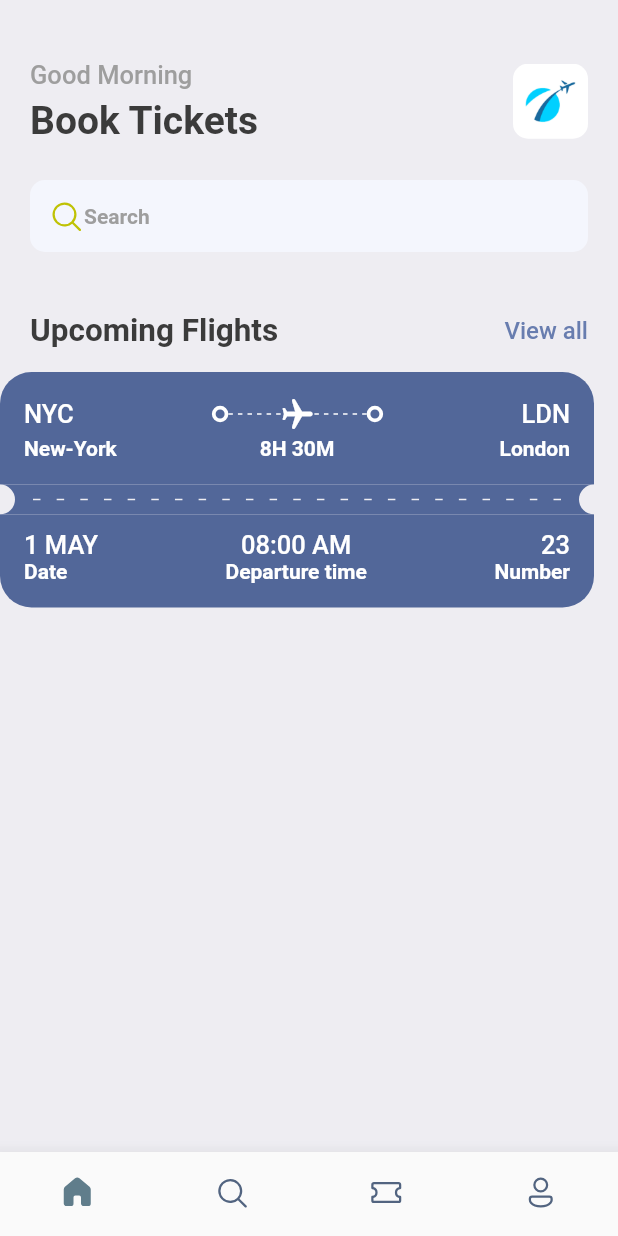
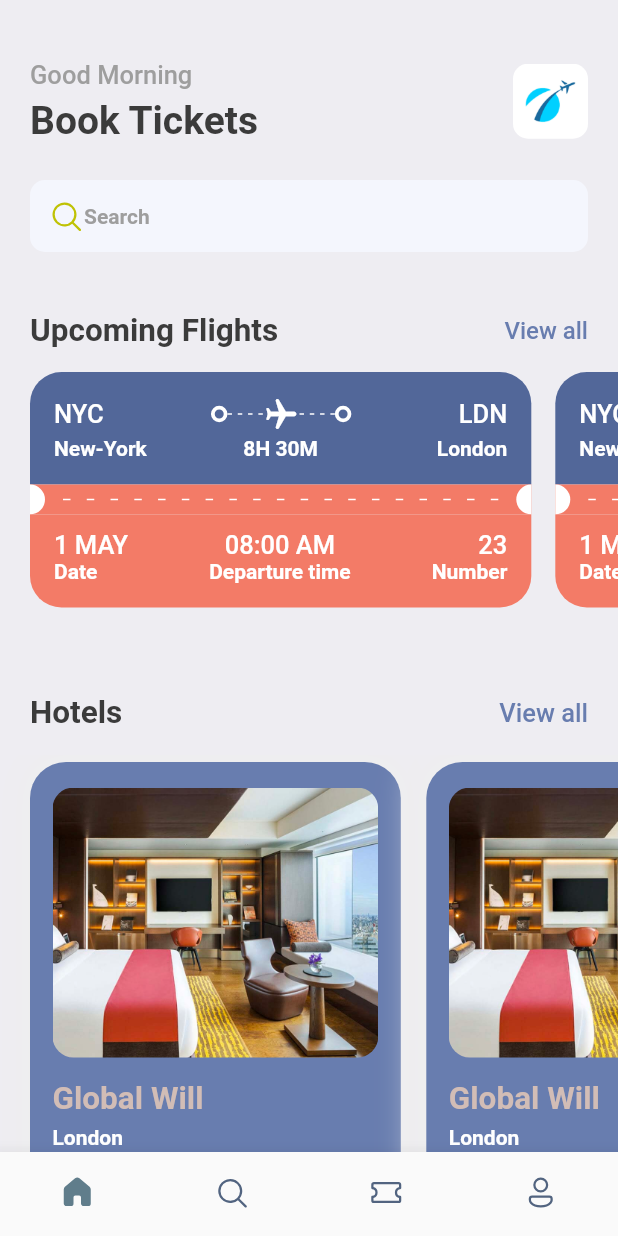
Before and after one commit to tuanvumaihuynh/ticket_booking_app, a Flutter app: the screen it shows after launch, on a phone screen of 412 x 824 dp. Run offline on Flutter 3.47's test engine with Material 2 defaults, Android fonts, the phone set to English and light mode, and no system bars; our stand-ins replace fluentui_icons, gap.

Commit message:
update ticket view, hotel screen, home screen

```diff
--- a/lib/screens/home_screen.dart
+++ b/lib/screens/home_screen.dart
@@ -1,3 +1,4 @@
+import 'package:booking_ticket_app/screens/hotel_screen.dart';
 import 'package:booking_ticket_app/screens/ticket_view.dart';
 import 'package:booking_ticket_app/utils/app_styles.dart';
 import 'package:fluentui_icons/fluentui_icons.dart';
@@ -81,7 +82,7 @@ class _HomeScreenState extends State<HomeScreen> {
                     ),
                     InkWell(
                       onTap: () {
-                        print('You are tapped');
+                        print('View all upcoming flights');
                       },
                       child: Text(
                         'View all',
@@ -95,7 +96,53 @@ class _HomeScreenState extends State<HomeScreen> {
             ),
           ),
           const Gap(15),
-          TicketView(),
+          SingleChildScrollView(
+            scrollDirection: Axis.horizontal,
+            padding: const EdgeInsets.only(left: 20, right: 20),
+            child: Row(
+              children: [
+                TicketView(),
+                TicketView(),
+                TicketView(),
+              ],
+            ),
+          ),
+          const Gap(15),
+          Container(
+            padding: EdgeInsets.symmetric(horizontal: 20),
+            child: Row(
+              mainAxisAlignment: MainAxisAlignment.spaceBetween,
+              children: [
+                Text(
+                  'Hotels',
+                  style: Styles.headLineStyle2,
+                ),
+                InkWell(
+                  onTap: () {
+                    print('View all hotel');
+                  },
+                  child: Text(
+                    'View all',
+                    style: Styles.headLineStyle3
+                        .copyWith(color: Styles.primaryColor),
+                  ),
+                ),
+              ],
+            ),
+          ),
+          const Gap(15),
+          SingleChildScrollView(
+            scrollDirection: Axis.horizontal,
+            padding: EdgeInsets.only(left: 20),
+            child: Row(
+              children: [
+                HotelScreen(),
+                HotelScreen(),
+                HotelScreen(),
+                HotelScreen(),
+              ],
+            ),
+          ),
         ],
       ),
     );
--- /dev/null
+++ b/lib/screens/hotel_screen.dart
@@ -0,0 +1,58 @@
+import 'package:booking_ticket_app/utils/app_layout.dart';
+import 'package:booking_ticket_app/utils/app_styles.dart';
+import 'package:flutter/material.dart';
+import 'package:gap/gap.dart';
+
+class HotelScreen extends StatelessWidget {
+  const HotelScreen({Key? key}) : super(key: key);
+
+  @override
+  Widget build(BuildContext context) {
+    final size = AppLayout.getSize(context);
+
+    return Container(
+      width: size.width * 0.6,
+      height: 350,
+      padding: const EdgeInsets.symmetric(horizontal: 15, vertical: 17),
+      margin: const EdgeInsets.only(right: 17, top: 5, bottom: 20),
+      decoration: BoxDecoration(
+        color: Styles.primaryColor,
+        borderRadius: const BorderRadius.all(Radius.circular(24)),
+        boxShadow: [
+          BoxShadow(
+              color: Colors.grey.shade200, blurRadius: 20, spreadRadius: 5),
+        ],
+      ),
+      child: Column(
+        crossAxisAlignment: CrossAxisAlignment.start,
+        children: [
+          Container(
+            height: 180,
+            decoration: const BoxDecoration(
+              borderRadius: BorderRadius.all(Radius.circular(14)),
+              image: DecorationImage(
+                fit: BoxFit.fitHeight,
+                image: AssetImage('assets/images/one.png'),
+              ),
+            ),
+          ),
+          const Gap(15),
+          Text(
+            'Global Will',
+            style: Styles.headLineStyle2.copyWith(color: Styles.kakiColor),
+          ),
+          const Gap(5),
+          Text(
+            'London',
+            style: Styles.headLineStyle4.copyWith(color: Colors.white),
+          ),
+          const Gap(8),
+          Text(
+            '\$25/night',
+            style: Styles.headLineStyle1.copyWith(color: Styles.kakiColor),
+          )
+        ],
+      ),
+    );
+  }
+}
--- a/lib/screens/ticket_view.dart
+++ b/lib/screens/ticket_view.dart
@@ -131,13 +131,13 @@ class TicketView extends StatelessWidget {
               color: Styles.orangeColor, //const Color(0xFFF37B67)
               child: Row(
                 children: [
-                  SizedBox(
+                  const SizedBox(
                     height: 20,
                     width: 10,
                     child: DecoratedBox(
                       decoration: BoxDecoration(
-                        color: Styles.bgColor,
-                        borderRadius: const BorderRadius.only(
+                        color: Colors.white,
+                        borderRadius: BorderRadius.only(
                           topRight: Radius.circular(10),
                           bottomRight: Radius.circular(10),
                         ),
@@ -156,12 +156,12 @@ class TicketView extends StatelessWidget {
                             mainAxisSize: MainAxisSize.max,
                             children: List.generate(
                               (constraints.constrainWidth() / 15).floor(),
-                              (index) => SizedBox(
+                              (index) => const SizedBox(
                                 width: 5,
                                 height: 1,
                                 child: DecoratedBox(
                                   decoration: BoxDecoration(
-                                    color: Styles.bgColor,
+                                    color: Colors.white,
                                   ),
                                 ),
                               ),
@@ -171,13 +171,13 @@ class TicketView extends StatelessWidget {
                       ),
                     ),
                   ),
-                  SizedBox(
+                  const SizedBox(
                     height: 20,
                     width: 10,
                     child: DecoratedBox(
                       decoration: BoxDecoration(
-                        color: Styles.bgColor,
-                        borderRadius: const BorderRadius.only(
+                        color: Colors.white,
+                        borderRadius: BorderRadius.only(
                           topLeft: Radius.circular(10),
                           bottomLeft: Radius.circular(10),
                         ),
--- a/lib/utils/app_styles.dart
+++ b/lib/utils/app_styles.dart
@@ -6,8 +6,8 @@ class Styles {
   static Color primaryColor = primary;
   static Color textColor = const Color(0xFF3b3b3b);
   static Color bgColor = const Color(0xFFeeedf2);
-  static Color orangeColor = const Color(0xFF526799);
-
+  static Color orangeColor = const Color(0xFFF37B67);
+  static Color kakiColor = const Color(0xFFd2bdb6);
   static TextStyle textStyle =
       TextStyle(fontSize: 16, color: textColor, fontWeight: FontWeight.w500);
   static TextStyle headLineStyle1 =
```
